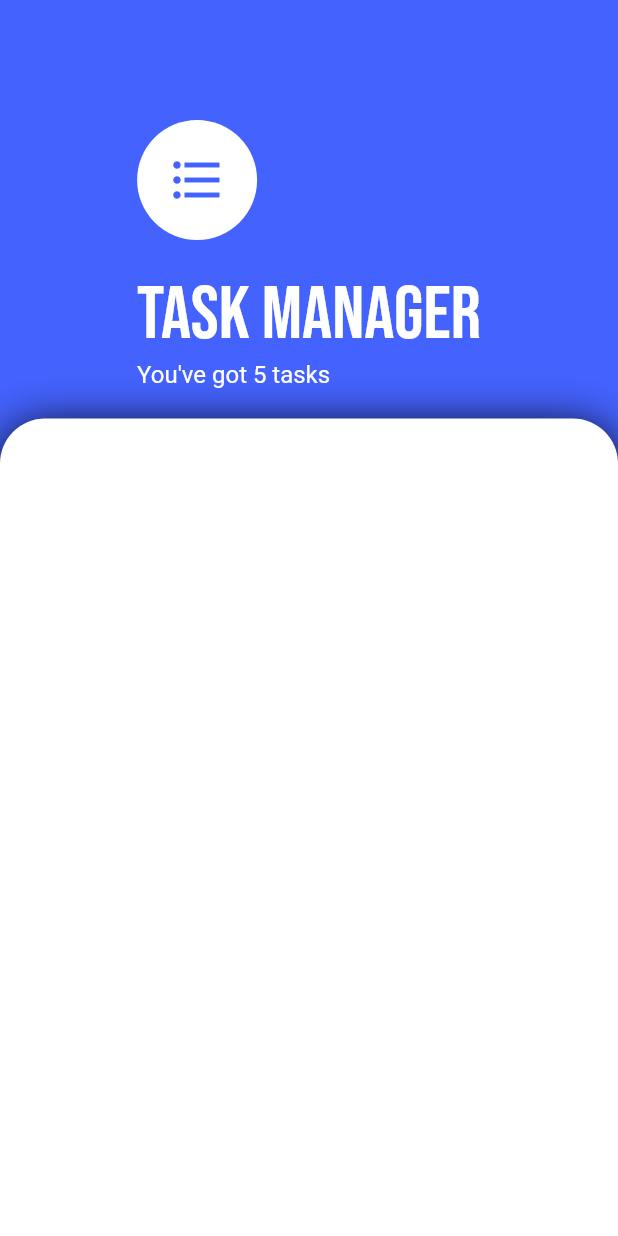
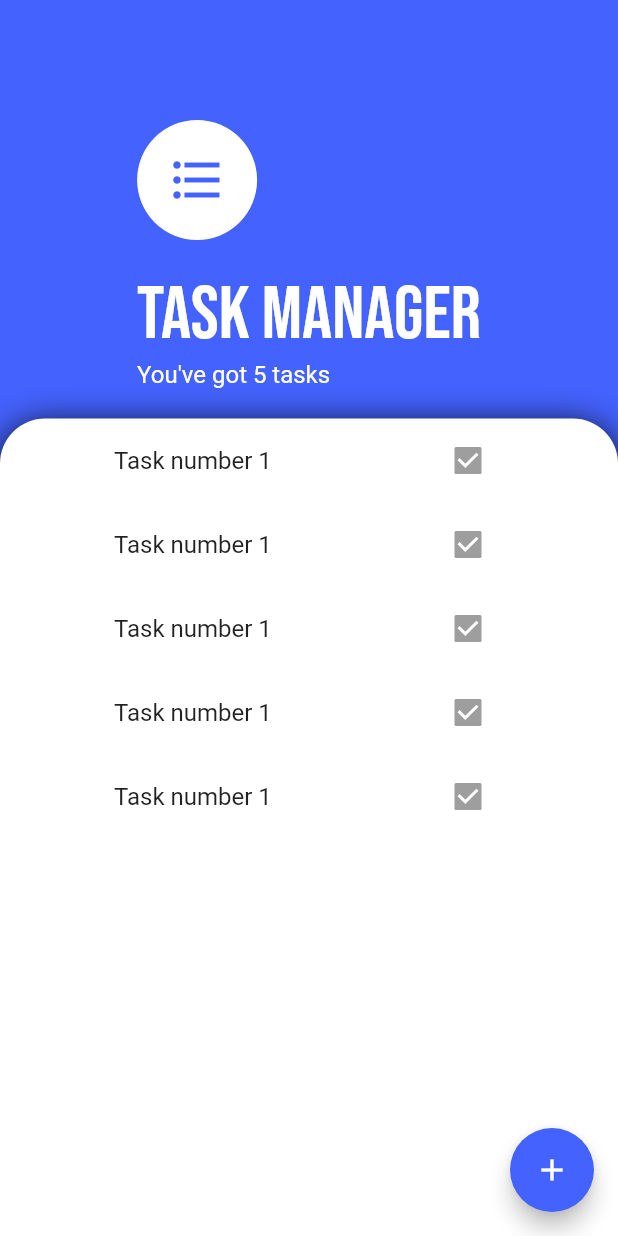
Before and after one commit to piotrstanny/flutter-task-manager, a Flutter app: the screen it shows after launch, on a phone screen of 412 x 824 dp. Run offline on Flutter 3.47's test engine with Material 2 defaults, Android fonts, the phone set to English and light mode, and no system bars; our stand-ins replace google_fonts.

Commit message:
Extract tasks list and task tile to a seperate components

```diff
--- /dev/null
+++ b/lib/components/task_tile.dart
@@ -0,0 +1,15 @@
+import 'package:flutter/material.dart';
+
+class TaskTile extends StatelessWidget {
+  @override
+  Widget build(BuildContext context) {
+    return ListTile(
+      title: Text('Task number 1'),
+      trailing: Checkbox(
+        value: true,
+        onChanged: null,
+        activeColor: Color(0xff4462FE),
+      ),
+    );
+  }
+}
--- /dev/null
+++ b/lib/components/tasks_list.dart
@@ -0,0 +1,20 @@
+import 'package:flutter/material.dart';
+import 'task_tile.dart';
+
+class TasksList extends StatelessWidget {
+  @override
+  Widget build(BuildContext context) {
+    return Padding(
+      padding: const EdgeInsets.symmetric(horizontal: 60.0),
+      child: ListView(
+        children: <Widget>[
+          TaskTile(),
+          TaskTile(),
+          TaskTile(),
+          TaskTile(),
+          TaskTile(),
+        ],
+      ),
+    );
+  }
+}
--- a/lib/screens/tasks_screen.dart
+++ b/lib/screens/tasks_screen.dart
@@ -1,11 +1,19 @@
 import 'package:flutter/material.dart';
 import 'package:google_fonts/google_fonts.dart';
+import 'package:flutter_todo_app/components/tasks_list.dart';
 
 class TasksScreen extends StatelessWidget {
   @override
   Widget build(BuildContext context) {
     return Scaffold(
       backgroundColor: Color(0xff4462FE),
+      floatingActionButton: FloatingActionButton(
+        onPressed: null,
+        backgroundColor: Color(0xff4462FE),
+        child: Icon(
+          Icons.add,
+        ),
+      ),
       body: Column(
         children: <Widget>[
           Container(
@@ -51,7 +59,7 @@ class TasksScreen extends StatelessWidget {
                 boxShadow: <BoxShadow>[
                   BoxShadow(
                     offset: Offset(0.0, 5.0),
-                    blurRadius: 25.0,
+                    blurRadius: 20.0,
                   )
                 ],
                 color: Colors.white,
@@ -60,6 +68,7 @@ class TasksScreen extends StatelessWidget {
                   topRight: Radius.circular(30.0),
                 ),
               ),
+              child: TasksList(),
             ),
           ),
         ],
```
